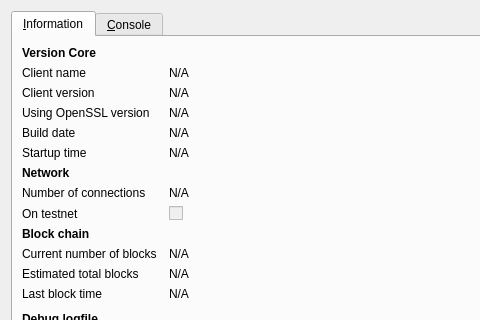
This is src/qt/forms/rpcconsole.ui in noise23/version as Qt 5 draws it before an edit; both pictures show x 0 to 480 and y 0 to 320 of the 740 by 450 pixel window. The edited form follows.
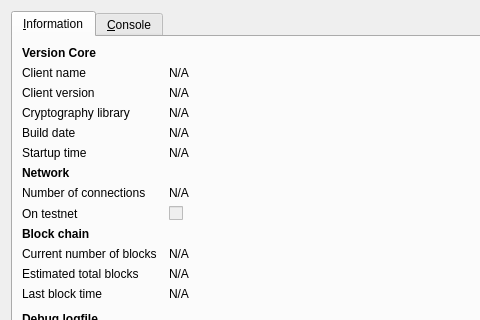
This is the edited form. Icons and pictures are not drawn.

Commit message: Drop OpenSSL usage in rand.

What changed in the file:
```diff
--- a/src/qt/forms/rpcconsole.ui
+++ b/src/qt/forms/rpcconsole.ui
@@ -89,7 +89,7 @@
        <item row="3" column="0">
         <widget class="QLabel" name="label_14">
          <property name="text">
-          <string>Using OpenSSL version</string>
+          <string>Cryptography library</string>
          </property>
         </widget>
        </item>
```
The commit also changes 12 other files.
